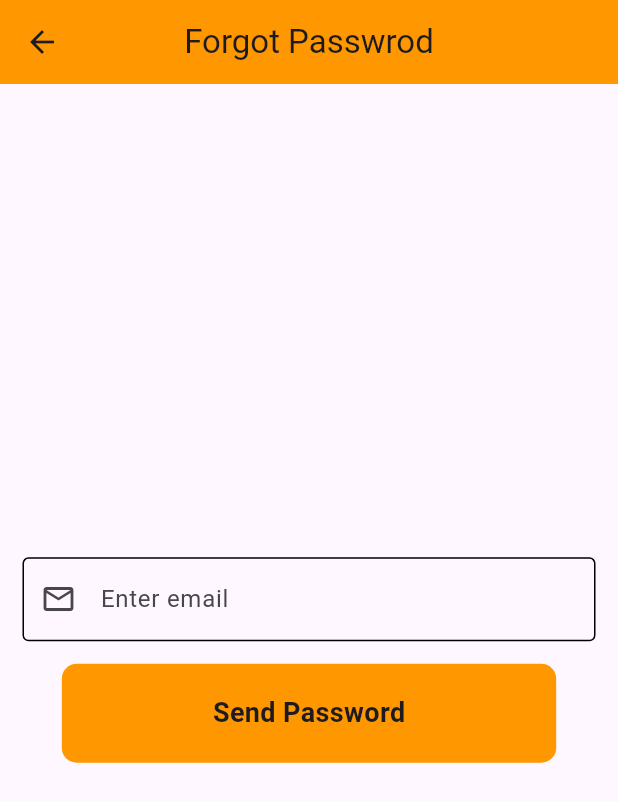
After one commit to shahsawarkhanzada/blog_app_with_firebase, a Flutter app: the ForgotPasswordScreen screen opened directly, on a phone screen of 412 x 824 dp. The commit adds this screen. Shown: the top 802 px of the screen. Run offline on Flutter 3.47's test engine with Material 3 defaults, Android fonts, the phone set to English and light mode, and no system bars; our stand-ins replace firebase_auth, firebase_core, firebase_database, firebase_storage, image_picker; accounts and stored records are empty.

Commit message:
Forgot password screen and functionality added

```diff
--- a/lib/View/SplashScreen.dart
+++ b/lib/View/SplashScreen.dart
@@ -2,7 +2,6 @@ import 'dart:async';
 
 import 'package:blog_app/View/HomeScreen.dart';
 import 'package:blog_app/View/OptionScreen.dart';
-import 'package:blog_app/auth/Login_screen.dart';
 import 'package:firebase_auth/firebase_auth.dart';
 import 'package:flutter/material.dart';
 
--- /dev/null
+++ b/lib/auth/forgot_passwrod_screen.dart
@@ -0,0 +1,75 @@
+import 'package:blog_app/Components/RoundedButton.dart';
+import 'package:blog_app/auth/Login_screen.dart';
+import 'package:firebase_auth/firebase_auth.dart';
+import 'package:flutter/material.dart';
+
+class ForgotPasswordScreen extends StatefulWidget {
+  const ForgotPasswordScreen({super.key});
+
+  @override
+  State<ForgotPasswordScreen> createState() => _ForgotPasswordScreenState();
+}
+
+class _ForgotPasswordScreenState extends State<ForgotPasswordScreen> {
+  FirebaseAuth auth = FirebaseAuth.instance;
+  final formkey = GlobalKey<FormState>();
+  TextEditingController emailController = TextEditingController();
+  @override
+  Widget build(BuildContext context) {
+    return Scaffold(
+      appBar: AppBar(
+        backgroundColor: Colors.orange,
+        title: const Text('Forgot Passwrod'),
+        centerTitle: true,
+      ),
+      body: Form(
+        key: formkey,
+        child: Padding(
+          padding: const EdgeInsets.symmetric(horizontal: 15),
+          child: Column(
+            mainAxisAlignment: MainAxisAlignment.center,
+            crossAxisAlignment: CrossAxisAlignment.center,
+            children: [
+              TextFormField(
+                controller: emailController,
+                decoration: const InputDecoration(
+                  prefixIcon: Icon(Icons.email_outlined),
+                  hintText: 'Enter email',
+                  enabledBorder: OutlineInputBorder(),
+                ),
+                validator: (value) {
+                  return value!.isEmpty ? "Enter email" : null;
+                },
+              ),
+              const SizedBox(
+                height: 15,
+              ),
+              RoundedButton(
+                  title: 'Send Password',
+                  onPress: () async {
+                    if (formkey.currentState!.validate()) {}
+                    try {
+                      auth
+                          .sendPasswordResetEmail(email: emailController.text)
+                          .then((value) {
+                        ScaffoldMessenger.of(context).showSnackBar(const SnackBar(
+                            content: Text(
+                                'A password-reset link has been sent to your email address')));
+                      });
+
+                      Navigator.push(
+                          context,
+                          MaterialPageRoute(
+                              builder: (context) => const LoginScreen()));
+                    } catch (e) {
+                      ScaffoldMessenger.of(context)
+                          .showSnackBar(SnackBar(content: Text(e.toString())));
+                    }
+                  })
+            ],
+          ),
+        ),
+      ),
+    );
+  }
+}
```
Also changed, not shown: lib/auth/Login_screen.dart (+12 -2 lines).
